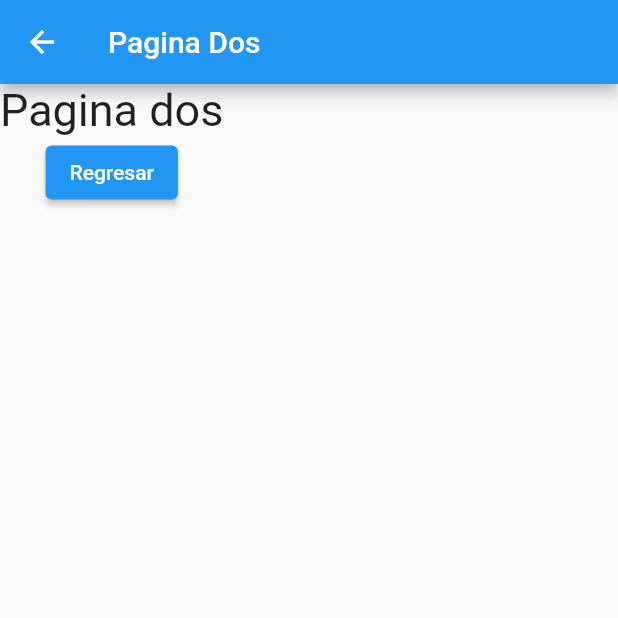
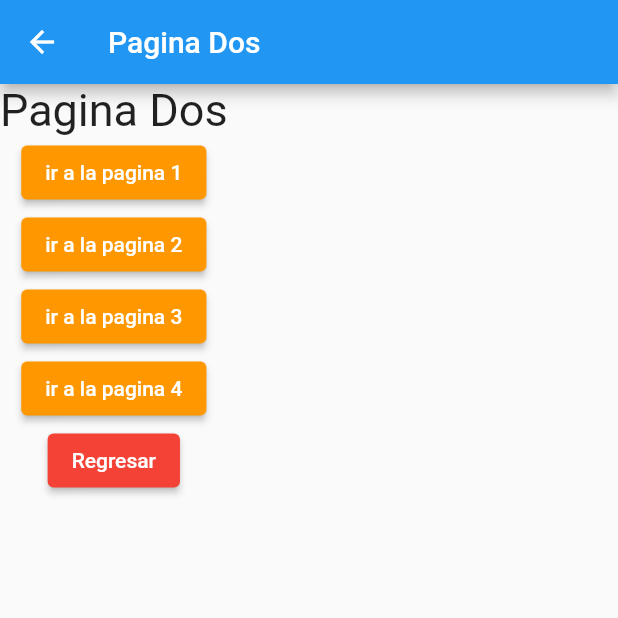
Before and after one commit to danoco78/nav_app, a Flutter app: the screen it shows after launch, after a tap on "ir a la pagina 2", on a phone screen of 412 x 824 dp, the top half of it. Run offline on Flutter 3.47's test engine with Material 2 defaults, Android fonts, the light colour scheme and no system bars.

Commit message:
app terminada

```diff
--- a/lib/pages/page_one.dart
+++ b/lib/pages/page_one.dart
@@ -1,28 +1,15 @@
 import 'package:flutter/material.dart';
-import 'package:nav_app/pages/page_two.dart';
+import 'package:nav_app/widgets/nav_buttons.dart';
 
 class One extends StatelessWidget {
   static const String ROUTE = '/page_one';
 
   @override
   Widget build(BuildContext context) {
-    return Scaffold(
-      appBar: AppBar(
-        title: Text("Pagina Uno"),
-      ),
-      body: Column(children: [
-        Text(
-          "Pagina uno",
-          style: TextStyle(fontSize: 30),
-        ),
-        ElevatedButton(
-          onPressed: () {
-            Navigator.pushNamed(context, Two.ROUTE);
-            //Navigator.pushReplacementNamed(context, Two.ROUTE);
-          },
-          child: Text("ir a la pagina 2"),
-        )
-      ]),
+    String argumento = ModalRoute.of(context).settings.arguments;
+
+    return NavButtons(
+      argumento: argumento,
     );
   }
 }
--- a/lib/pages/page_two.dart
+++ b/lib/pages/page_two.dart
@@ -1,25 +1,15 @@
 import 'package:flutter/material.dart';
+import 'package:nav_app/widgets/nav_buttons.dart';
 
 class Two extends StatelessWidget {
   static const String ROUTE = '/page_two';
 
   @override
   Widget build(BuildContext context) {
-    return Scaffold(
-      appBar: AppBar(
-        title: Text("Pagina Dos"),
-      ),
-      body: Column(children: [
-        Text(
-          "Pagina dos",
-          style: TextStyle(fontSize: 30),
-        ),
-        ElevatedButton(
-            onPressed: () {
-              Navigator.pop(context);
-            },
-            child: Text("Regresar"))
-      ]),
+    String argumento = ModalRoute.of(context).settings.arguments;
+
+    return NavButtons(
+      argumento: argumento,
     );
   }
 }
--- /dev/null
+++ b/lib/widgets/nav_buttons.dart
@@ -0,0 +1,87 @@
+import 'package:flutter/material.dart';
+import 'package:nav_app/pages/page_four.dart';
+import 'package:nav_app/pages/page_one.dart';
+import 'package:nav_app/pages/page_three.dart';
+import 'package:nav_app/pages/page_two.dart';
+
+class NavButtons extends StatelessWidget {
+  final String argumento;
+
+  NavButtons({@required this.argumento});
+
+  @override
+  Widget build(BuildContext context) {
+    return Scaffold(
+      appBar: AppBar(
+        title: Text(argumento == null ? "Pagina Uno" : "$argumento"),
+      ),
+      body: Container(
+        child: Column(
+          children: [
+            Text(
+              argumento == null ? "Pagina Uno" : "$argumento",
+              style: TextStyle(fontSize: 30),
+            ),
+            ElevatedButton(
+              onPressed: () {
+                Navigator.pushNamed(context, One.ROUTE,
+                    arguments: "Pagina Uno");
+                //Navigator.pushReplacementNamed(context, Two.ROUTE);
+              },
+              child: Text("ir a la pagina 1"),
+              style: ElevatedButton.styleFrom(
+                  primary: Colors.orange, // background
+                  onPrimary: Colors.white),
+            ),
+            ElevatedButton(
+              onPressed: () {
+                Navigator.pushNamed(context, Two.ROUTE,
+                    arguments: "Pagina Dos");
+                //Navigator.pushReplacementNamed(context, Two.ROUTE);
+              },
+              child: Text("ir a la pagina 2"),
+              style: ElevatedButton.styleFrom(
+                  primary: Colors.orange, // background
+                  onPrimary: Colors.white),
+            ),
+            ElevatedButton(
+              onPressed: () {
+                Navigator.pushNamed(context, Three.ROUTE,
+                    arguments: "Pagina Tres");
+                //Navigator.pushReplacementNamed(context, Two.ROUTE);
+              },
+              child: Text("ir a la pagina 3"),
+              style: ElevatedButton.styleFrom(
+                  primary: Colors.orange, // background
+                  onPrimary: Colors.white),
+            ),
+            ElevatedButton(
+              onPressed: () {
+                Navigator.pushNamed(context, Four.ROUTE,
+                    arguments: "Pagina Cuatro");
+                //Navigator.pushReplacementNamed(context, Two.ROUTE);
+              },
+              child: Text("ir a la pagina 4"),
+              style: ElevatedButton.styleFrom(
+                  primary: Colors.orange, // background
+                  onPrimary: Colors.white), // foreground
+            ),
+            ElevatedButton(
+              onPressed: () {
+                if (Navigator.canPop(context))
+                  Navigator.pop(context);
+                else
+                  Null;
+                //Navigator.pushReplacementNamed(context, Two.ROUTE);
+              },
+              child: Text("Regresar"),
+              style: ElevatedButton.styleFrom(
+                  primary: Colors.red, // background
+                  onPrimary: Colors.white),
+            ),
+          ],
+        ),
+      ),
+    );
+  }
+}
```
Also changed, not shown: lib/pages/page_four.dart (+5 -8 lines), lib/pages/page_three.dart (+5 -8 lines).
